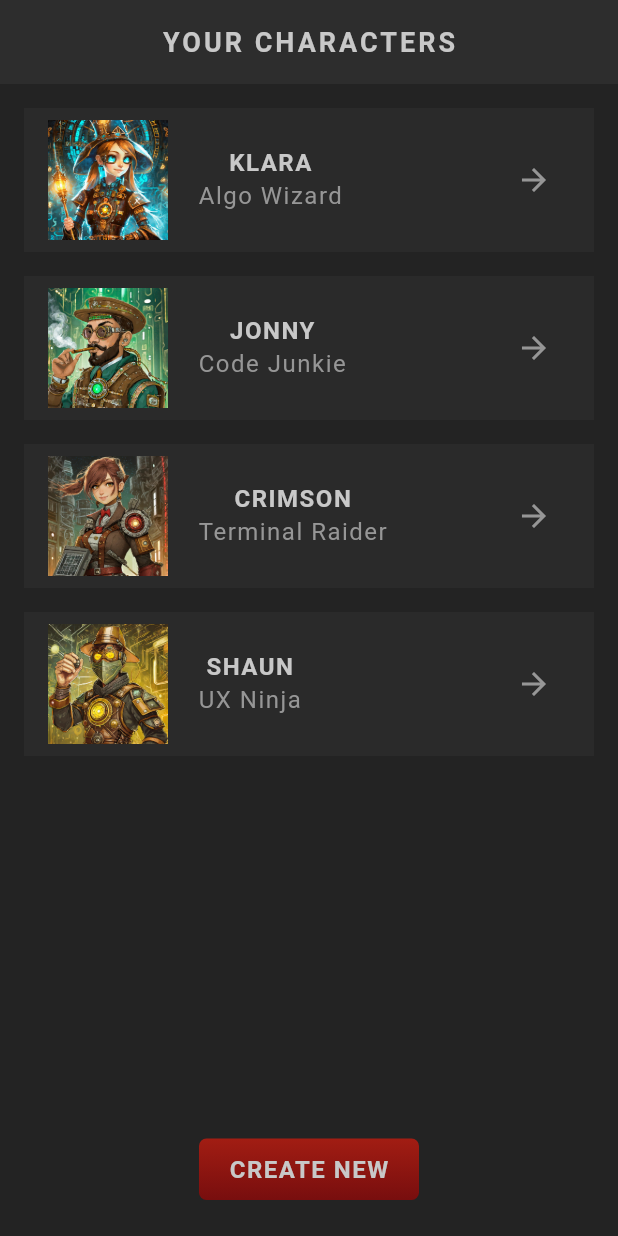
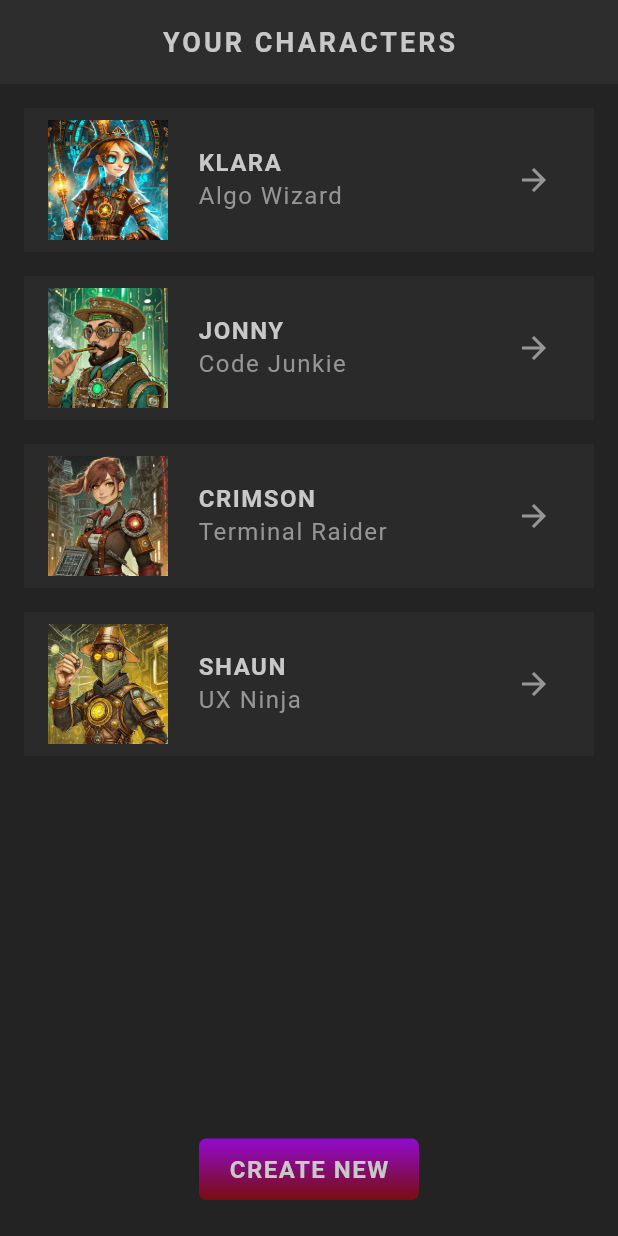
Before and after one commit to prime-infinity/flutter_rpg, a Flutter app: the screen it shows after launch, on a phone screen of 412 x 824 dp. Run offline on Flutter 3.47's test engine with Material 3 defaults, Android fonts, the phone set to English and light mode, and no system bars; our stand-ins replace google_fonts; Roboto replaces fonts that are missing (Kanit).

Commit message:
minor updates to color and position

```diff
--- a/lib/screens/home/character_card.dart
+++ b/lib/screens/home/character_card.dart
@@ -23,6 +23,7 @@ class CharacterCard extends StatelessWidget {
               width: 20,
             ),
             Column(
+              crossAxisAlignment: CrossAxisAlignment.start,
               children: [
                 StyledHeading(character.name),
                 StyledText(character.vocation.title)
--- a/lib/theme.dart
+++ b/lib/theme.dart
@@ -1,7 +1,7 @@
 import 'package:flutter/material.dart';
 
 class AppColors {
-  static Color primaryColor = const Color.fromRGBO(162, 29, 19, 1);
+  static Color primaryColor = const Color.fromARGB(255, 146, 10, 209);
   static Color primaryAccent = const Color.fromRGBO(120, 14, 14, 1);
   static Color secondaryColor = const Color.fromRGBO(45, 45, 45, 1);
   static Color secondaryAccent = const Color.fromRGBO(35, 35, 35, 1);
```
